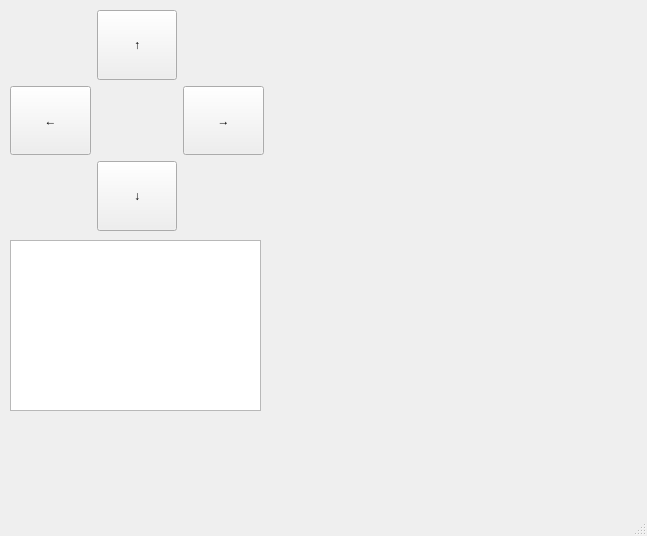
Above: segway.ui from addinedu-ros-3rd/iot-repo-5 before the change. Below: the same form after it.
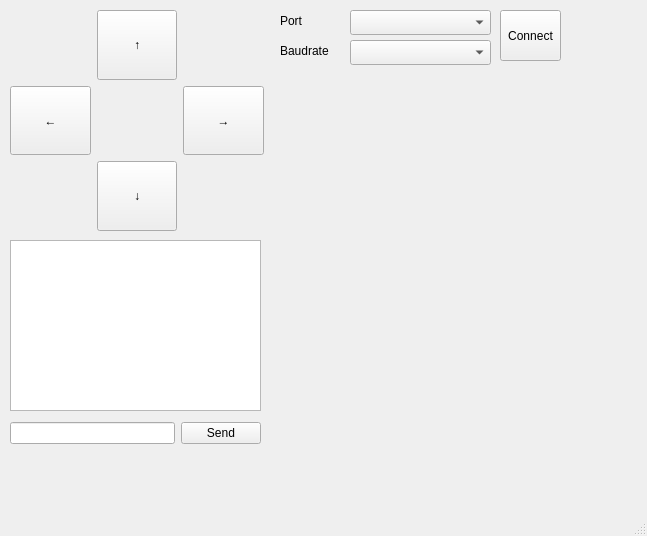
That is the form after the change.

Diff of the .ui file:
```diff
--- a/segway.ui
+++ b/segway.ui
@@ -91,6 +91,87 @@
      </item>
     </layout>
    </widget>
+   <widget class="QLabel" name="label">
+    <property name="geometry">
+     <rect>
+      <x>280</x>
+      <y>10</y>
+      <width>61</width>
+      <height>21</height>
+     </rect>
+    </property>
+    <property name="text">
+     <string>Port</string>
+    </property>
+   </widget>
+   <widget class="QComboBox" name="comboPort">
+    <property name="geometry">
+     <rect>
+      <x>350</x>
+      <y>10</y>
+      <width>141</width>
+      <height>25</height>
+     </rect>
+    </property>
+   </widget>
+   <widget class="QLabel" name="label_2">
+    <property name="geometry">
+     <rect>
+      <x>280</x>
+      <y>40</y>
+      <width>71</width>
+      <height>21</height>
+     </rect>
+    </property>
+    <property name="text">
+     <string>Baudrate</string>
+    </property>
+   </widget>
+   <widget class="QComboBox" name="comboBaudrate">
+    <property name="geometry">
+     <rect>
+      <x>350</x>
+      <y>40</y>
+      <width>141</width>
+      <height>25</height>
+     </rect>
+    </property>
+   </widget>
+   <widget class="QPushButton" name="btnConnect">
+    <property name="geometry">
+     <rect>
+      <x>500</x>
+      <y>10</y>
+      <width>61</width>
+      <height>51</height>
+     </rect>
+    </property>
+    <property name="text">
+     <string>Connect</string>
+    </property>
+   </widget>
+   <widget class="QWidget" name="">
+    <property name="geometry">
+     <rect>
+      <x>10</x>
+      <y>420</y>
+      <width>251</width>
+      <height>27</height>
+     </rect>
+    </property>
+    <layout class="QHBoxLayout" name="horizontalLayout">
+     <item>
+      <widget class="QLineEdit" name="lineEdit"/>
+     </item>
+     <item>
+      <widget class="QPushButton" name="btnSend">
+       <property name="text">
+        <string>Send</string>
+       </property>
+      </widget>
+     </item>
+    </layout>
+   </widget>
   </widget>
   <widget class="QMenuBar" name="menubar">
    <property name="geometry">
```
Left out of the diff: 2 changed lines with no effect on the pictures.
